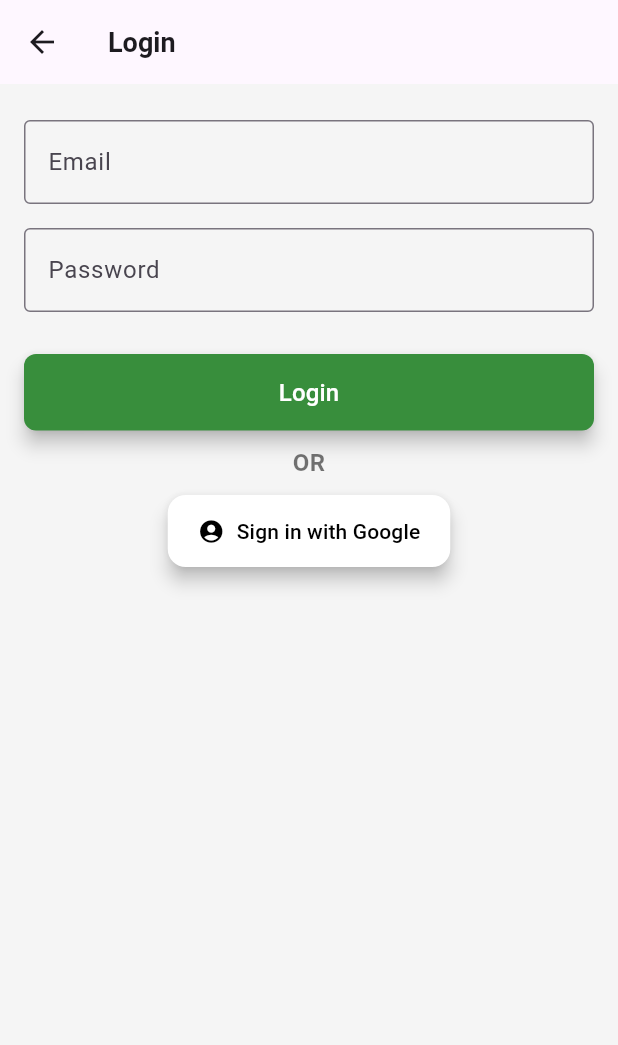
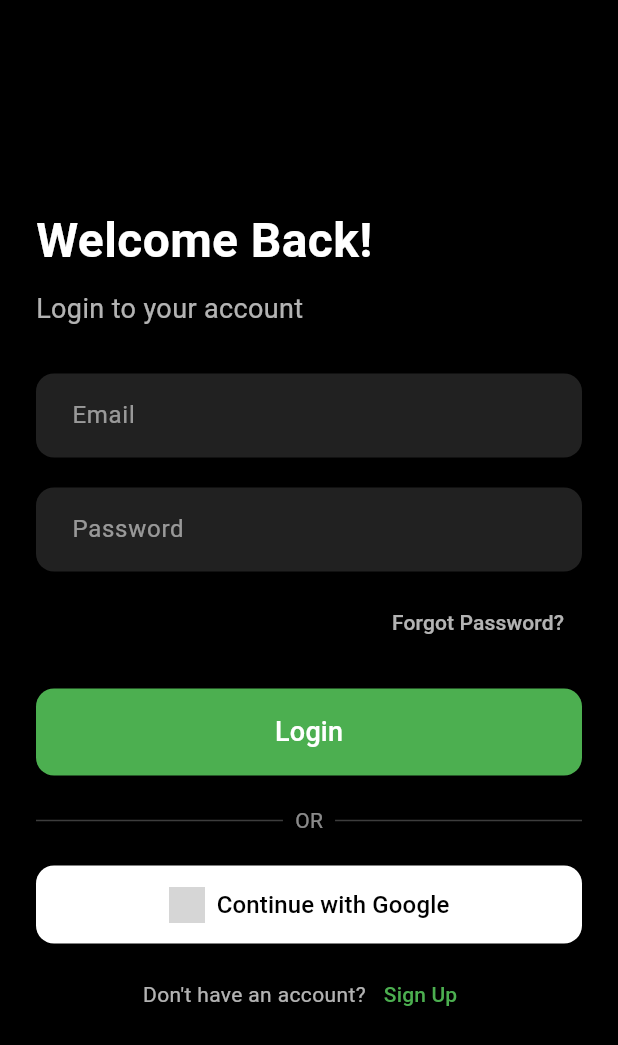
Before and after one commit to tanaya2005/Ves-Hack-It, a Flutter app: the LoginScreen screen opened by its route, on a phone screen of 412 x 824 dp. Shown: the top 1045 px of the screen. Run offline on Flutter 3.47's test engine with Material 3 defaults, Android fonts, the phone set to English and light mode, and no system bars; our stand-ins replace google_sign_in; Roboto replaces fonts that are missing (Poppins); grey boxes are pictures that could not be loaded.

Commit message:
Login UI enhanced

```diff
--- a/kindmeals/lib/main.dart
+++ b/kindmeals/lib/main.dart
@@ -11,6 +11,7 @@ import 'screens/donor_dashboard.dart';
 import 'screens/recipient_dashboard.dart';
 import 'screens/volunteer_dashboard.dart';
 import 'screens/chat_screen.dart';
+import 'screens/otp_verification.dart';
 
 void main() {
   runApp(const KindMealsApp());
@@ -30,10 +31,11 @@ class KindMealsApp extends StatelessWidget {
         '/': (context) => LanguageSelectionPage(),
         '/welcome': (context) => WelcomeSplashScreen(),
         '/registerLogin': (context) => RegisterLoginPage(),
-        '/signup': (context) => SignupScreen(),
         '/login': (context) => LoginScreen(),
         '/forgotPassword': (context) => ForgotPasswordScreen(),
         '/roleSelection': (context) => RoleSelectionPage(),
+        '/signup': (context) => SignupScreen(),
+        '/otpVerification': (context) => OTPVerificationScreen(),
         '/donorDashboard': (context) => DonorDashboard(),
         '/recipientDashboard': (context) => RecipientDashboard(),
         '/volunteerDashboard': (context) => VolunteerDashboard(),
--- a/kindmeals/lib/screens/login_screen.dart
+++ b/kindmeals/lib/screens/login_screen.dart
@@ -1,38 +1,16 @@
 import 'package:flutter/material.dart';
 import 'package:google_sign_in/google_sign_in.dart';
-import '../widgets/custom_textfield.dart';
-import '../widgets/custom_button.dart';
 
-class LoginScreen extends StatefulWidget {
-  @override
-  _LoginScreenState createState() => _LoginScreenState();
-}
-
-class _LoginScreenState extends State<LoginScreen> {
-  final _formKey = GlobalKey<FormState>();
+class LoginScreen extends StatelessWidget {
   final TextEditingController emailController = TextEditingController();
   final TextEditingController passwordController = TextEditingController();
 
-  void _login(BuildContext context) {
-    if (_formKey.currentState!.validate()) {
-      final role = ModalRoute.of(context)!.settings.arguments as Map<String, dynamic>? ?? {'role': 'Donor'};
-
-      if (role['role'] == 'Donor') {
-        Navigator.pushReplacementNamed(context, '/donorDashboard');
-      } else if (role['role'] == 'Recipient') {
-        Navigator.pushReplacementNamed(context, '/recipientDashboard');
-      } else if (role['role'] == 'Volunteer') {
-        Navigator.pushReplacementNamed(context, '/volunteerDashboard');
-      }
-    }
-  }
-
-  void _signInWithGoogle() async {
+  void _signInWithGoogle(BuildContext context) async {
     final GoogleSignIn _googleSignIn = GoogleSignIn();
     try {
       final account = await _googleSignIn.signIn();
       if (account != null) {
-        Navigator.pushReplacementNamed(context, '/donorDashboard'); // Redirect after Google sign-in
+        Navigator.pushReplacementNamed(context, '/dashboard'); // Redirect to dashboard
       }
     } catch (error) {
       print('Google Sign-In Error: $error');
@@ -42,27 +20,135 @@ class _LoginScreenState extends State<LoginScreen> {
   @override
   Widget build(BuildContext context) {
     return Scaffold(
-      appBar: AppBar(title: Text('Login')),
-      body: Padding(
-        padding: const EdgeInsets.all(16.0),
-        child: Form(
-          key: _formKey,
+      backgroundColor: Colors.black,
+      body: Center(
+        child: Padding(
+          padding: const EdgeInsets.all(24.0),
+          child: SingleChildScrollView(
             child: Column(
+              crossAxisAlignment: CrossAxisAlignment.start,
               children: [
-              CustomTextField(label: 'Email', controller: emailController),
-              CustomTextField(label: 'Password', controller: passwordController, obscureText: true),
+                Text(
+                  'Welcome Back!',
+                  style: TextStyle(fontSize: 32, fontWeight: FontWeight.bold, color: Colors.white),
+                ),
+                SizedBox(height: 10),
+                Text(
+                  'Login to your account',
+                  style: TextStyle(fontSize: 18, color: Colors.white70),
+                ),
+                SizedBox(height: 30),
+
+                // Email Field
+                TextField(
+                  controller: emailController,
+                  style: TextStyle(color: Colors.white),
+                  decoration: InputDecoration(
+                    hintText: 'Email',
+                    hintStyle: TextStyle(color: Colors.white54),
+                    filled: true,
+                    fillColor: Colors.grey[900],
+                    border: OutlineInputBorder(
+                      borderRadius: BorderRadius.circular(12),
+                      borderSide: BorderSide.none,
+                    ),
+                    contentPadding: EdgeInsets.symmetric(vertical: 16, horizontal: 20),
+                  ),
+                ),
                 SizedBox(height: 20),
-              CustomButton(text: 'Login', onPressed: () => _login(context)),
+
+                // Password Field
+                TextField(
+                  controller: passwordController,
+                  obscureText: true,
+                  style: TextStyle(color: Colors.white),
+                  decoration: InputDecoration(
+                    hintText: 'Password',
+                    hintStyle: TextStyle(color: Colors.white54),
+                    filled: true,
+                    fillColor: Colors.grey[900],
+                    border: OutlineInputBorder(
+                      borderRadius: BorderRadius.circular(12),
+                      borderSide: BorderSide.none,
+                    ),
+                    contentPadding: EdgeInsets.symmetric(vertical: 16, horizontal: 20),
+                  ),
+                ),
                 SizedBox(height: 10),
-              Text('OR', style: TextStyle(fontSize: 16, fontWeight: FontWeight.bold)),
+
+                // Forgot Password
+                Align(
+                  alignment: Alignment.centerRight,
+                  child: TextButton(
+                    onPressed: () {
+                      Navigator.pushNamed(context, '/forgotPassword');
+                    },
+                    child: Text('Forgot Password?', style: TextStyle(color: Colors.white70)),
+                  ),
+                ),
+                SizedBox(height: 20),
+
+                // Login Button
+                SizedBox(
+                  width: double.infinity,
+                  child: ElevatedButton(
+                    onPressed: () {
+                      Navigator.pushReplacementNamed(context, '/dashboard'); // Replace with actual login logic
+                    },
+                    style: ElevatedButton.styleFrom(
+                      backgroundColor: Colors.green,
+                      padding: EdgeInsets.symmetric(vertical: 16),
+                      shape: RoundedRectangleBorder(borderRadius: BorderRadius.circular(12)),
+                    ),
+                    child: Text('Login', style: TextStyle(fontSize: 18)),
+                  ),
+                ),
+                SizedBox(height: 20),
+
+                // Divider
+                Row(
+                  children: [
+                    Expanded(child: Divider(color: Colors.white24, thickness: 1)),
+                    Padding(
+                      padding: const EdgeInsets.symmetric(horizontal: 8.0),
+                      child: Text('OR', style: TextStyle(color: Colors.white54)),
+                    ),
+                    Expanded(child: Divider(color: Colors.white24, thickness: 1)),
+                  ],
+                ),
+                SizedBox(height: 20),
+
+                // Google Sign-In Button
+                SizedBox(
+                  width: double.infinity,
+                  child: ElevatedButton.icon(
+                    onPressed: () => _signInWithGoogle(context),
+                    style: ElevatedButton.styleFrom(
+                      backgroundColor: Colors.white,
+                      padding: EdgeInsets.symmetric(vertical: 14),
+                      shape: RoundedRectangleBorder(borderRadius: BorderRadius.circular(12)),
+                    ),
+                    icon: Image.asset('assets/google_logo.png', height: 24), // Add Google logo in assets
+                    label: Text('Continue with Google', style: TextStyle(color: Colors.black, fontSize: 16)),
+                  ),
+                ),
                 SizedBox(height: 10),
-              ElevatedButton.icon(
-                onPressed: _signInWithGoogle,
-                icon: Icon(Icons.account_circle),
-                label: Text('Sign in with Google'),
-                style: ElevatedButton.styleFrom(foregroundColor: Colors.black, backgroundColor: Colors.white),
+
+                // Sign Up Option
+                Row(
+                  mainAxisAlignment: MainAxisAlignment.center,
+                  children: [
+                    Text('Don\'t have an account?', style: TextStyle(color: Colors.white70)),
+                    TextButton(
+                      onPressed: () {
+                        Navigator.pushNamed(context, '/signup');
+                      },
+                      child: Text('Sign Up', style: TextStyle(color: Colors.green)),
                     ),
                   ],
+                ),
+              ],
+            ),
           ),
         ),
       ),
--- a/kindmeals/lib/screens/signup_screen.dart
+++ b/kindmeals/lib/screens/signup_screen.dart
@@ -12,14 +12,19 @@ class _SignupScreenState extends State<SignupScreen> {
   final TextEditingController nameController = TextEditingController();
   final TextEditingController emailController = TextEditingController();
   final TextEditingController passwordController = TextEditingController();
-  String _selectedRole = 'Donor';
+  String _selectedRole = 'Donor'; // Default role
 
   void _signup() {
     if (_formKey.currentState!.validate()) {
-      Navigator.pushReplacementNamed(
+      // ✅ Navigate to OTP screen with selected role
+      Navigator.pushNamed(
         context,
         '/otpVerification',
-        arguments: {'role': _selectedRole}, // Pass role to OTP screen
+        arguments: {'role': _selectedRole}, // Passing role to OTP screen
+      );
+    } else {
+      ScaffoldMessenger.of(context).showSnackBar(
+        SnackBar(content: Text('Please fill all fields')),
       );
     }
   }
@@ -41,15 +46,27 @@ class _SignupScreenState extends State<SignupScreen> {
               Text('Register as:', style: TextStyle(fontSize: 16, fontWeight: FontWeight.bold)),
               ListTile(
                 title: Text('Donor'),
-                leading: Radio(value: 'Donor', groupValue: _selectedRole, onChanged: (value) => setState(() => _selectedRole = value.toString())),
+                leading: Radio(
+                  value: 'Donor',
+                  groupValue: _selectedRole,
+                  onChanged: (value) => setState(() => _selectedRole = value.toString()),
+                ),
               ),
               ListTile(
                 title: Text('Recipient'),
-                leading: Radio(value: 'Recipient', groupValue: _selectedRole, onChanged: (value) => setState(() => _selectedRole = value.toString())),
+                leading: Radio(
+                  value: 'Recipient',
+                  groupValue: _selectedRole,
+                  onChanged: (value) => setState(() => _selectedRole = value.toString()),
+                ),
               ),
               ListTile(
                 title: Text('Volunteer'),
-                leading: Radio(value: 'Volunteer', groupValue: _selectedRole, onChanged: (value) => setState(() => _selectedRole = value.toString())),
+                leading: Radio(
+                  value: 'Volunteer',
+                  groupValue: _selectedRole,
+                  onChanged: (value) => setState(() => _selectedRole = value.toString()),
+                ),
               ),
               SizedBox(height: 20),
               CustomButton(text: 'Register', onPressed: _signup),
```
Lines whose indentation alone changed are shown as unchanged.
